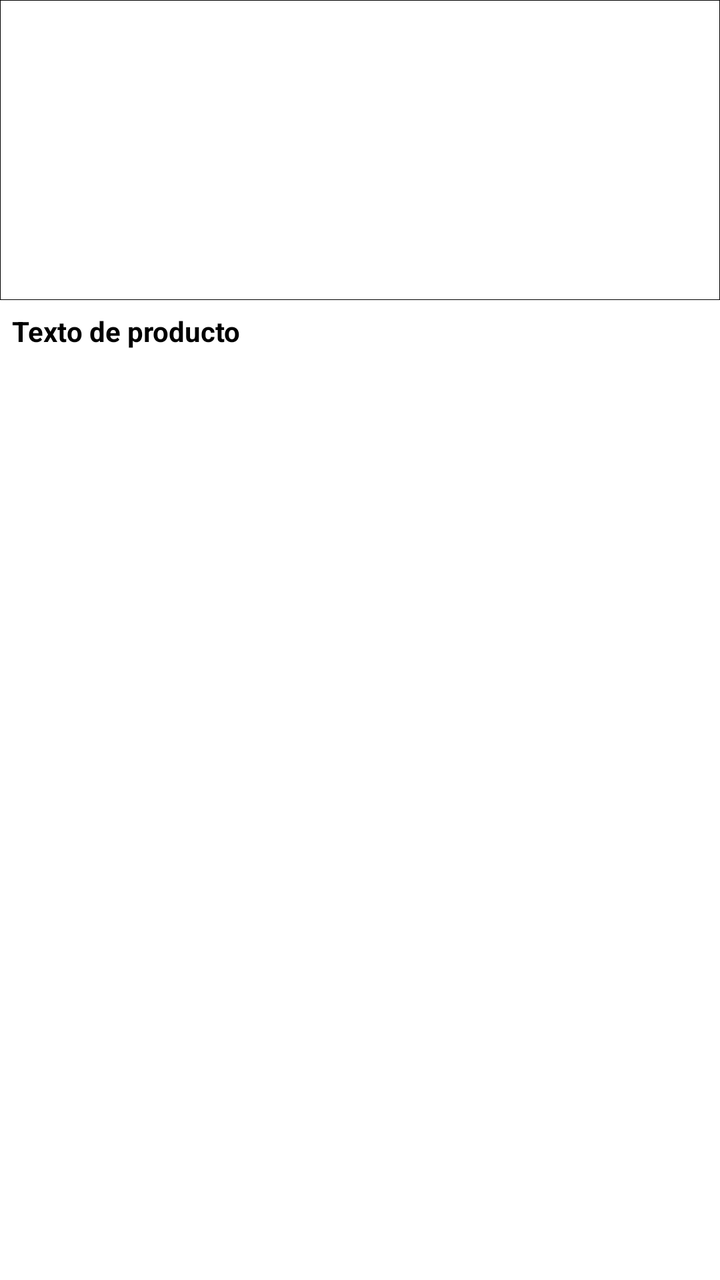
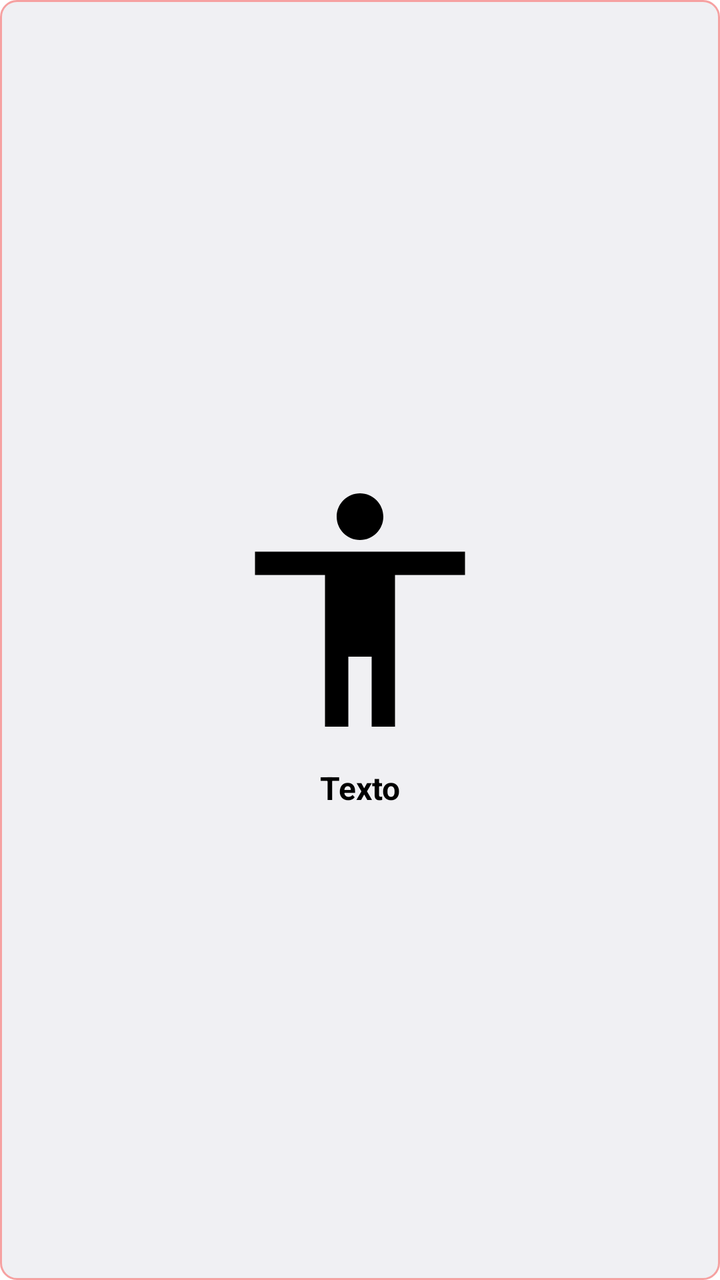

An Android layout rendered at two revisions. The XML below is the earlier revision; the diff shows what the commit changed to produce the second picture.
<!-- AndroidManifest.xml: application theme Theme.NoBarTop -->
<!-- res/layout/activity_market.xml -->
<?xml version="1.0" encoding="utf-8"?>
<LinearLayout xmlns:android="http://schemas.android.com/apk/res/android"
    android:orientation="vertical"
    android:layout_width="match_parent"
    android:layout_height="wrap_content"
    android:background="@android:color/white"
    android:layout_margin="4dp">

    
    <ImageView
        android:id="@+id/imageView"
        android:layout_width="match_parent"
        android:layout_height="150dp"
        android:adjustViewBounds="true"
        android:scaleType="centerCrop"
        android:background="@drawable/fondo_cuadrado"
        android:contentDescription="@string/app_name" />

    
    <TextView
        android:id="@+id/textView"
        android:layout_width="match_parent"
        android:layout_height="wrap_content"
        android:padding="6dp"
        android:text="Texto de producto"
        android:textColor="@color/black"
        android:textSize="14sp"
        android:ellipsize="end"
        android:singleLine="true"
        android:gravity="start"
        android:textStyle="bold"/>
</LinearLayout>
<!-- resources referenced by this layout -->
<resources>
  <color name="black">#FF000000</color>
  <!-- drawable fondo_cuadrado (drawable) -->
  <?xml version="1.0" encoding="utf-8"?>
  <shape xmlns:android="http://schemas.android.com/apk/res/android"
      android:shape="rectangle">
  
      <solid android:color="@color/white" />  
  
      <corners android:radius="0dp" />  
  
      <stroke
          android:width="1px"
          android:color="@color/black" />     
  
  </shape>
  <string name="app_name">Witzi</string>
      &gt;&gt;&gt;&gt;&gt;&gt;&gt; a8bcfdb (uwu)
  <style name="Theme.NoBarTop" parent="Theme.MaterialComponents.DayNight.NoActionBar">
          
          <item name="colorPrimary">@color/purple_500</item>
          <item name="colorPrimaryVariant">@color/purple_700</item>
          <item name="colorOnPrimary">@color/white</item>
          
          <item name="colorSecondary">@color/teal_200</item>
          <item name="colorSecondaryVariant">@color/teal_700</item>
          <item name="colorOnSecondary">@color/black</item>
          
          <item name="android:statusBarColor">@color/white</item>
          
      </style>
  <color name="white">#FFFFFFFF</color>
  <color name="purple_500">#FF6200EE</color>
  <color name="purple_700">#FF3700B3</color>
  <color name="teal_200">#FF03DAC5</color>
  <color name="teal_700">#FF018786</color>
</resources>

<!-- the commit's change to res/layout/activity_market.xml (unified diff, before → after) -->
@@ -1,32 +1,33 @@
 <?xml version="1.0" encoding="utf-8"?>
 <LinearLayout xmlns:android="http://schemas.android.com/apk/res/android"
     android:orientation="vertical"
-    android:layout_width="match_parent"
-    android:layout_height="wrap_content"
-    android:background="@android:color/white"
-    android:layout_margin="4dp">
+    android:layout_width="170dp"
+    android:layout_height="210dp"
+    android:gravity="center"
+    android:padding="10dp"
+    android:layout_margin="10dp"
+    android:background="@drawable/fondo_redondeado2"
+    >
 
-    
+
+
     <ImageView
         android:id="@+id/imageView"
-        android:layout_width="match_parent"
-        android:layout_height="150dp"
-        android:adjustViewBounds="true"
+        android:layout_width="140dp"
+        android:layout_height="140dp"
+
         android:scaleType="centerCrop"
-        android:background="@drawable/fondo_cuadrado"
-        android:contentDescription="@string/app_name" />
-
-    
+        android:src="@drawable/persona1" />
     <TextView
         android:id="@+id/textView"
         android:layout_width="match_parent"
         android:layout_height="wrap_content"
-        android:padding="6dp"
-        android:text="Texto de producto"
+        android:gravity="center"
+        android:paddingTop="8dp"
+        android:text="Texto"
         android:textColor="@color/black"
-        android:textSize="14sp"
-        android:ellipsize="end"
-        android:singleLine="true"
-        android:gravity="start"
+        android:textSize="16sp"
         android:textStyle="bold"/>
+
+
 </LinearLayout>
<!-- resource entries referenced after the edit -->
@@ -1,22 +1,26 @@
 <!-- resources referenced by this layout -->
 <resources>
   <color name="black">#FF000000</color>
-  <!-- drawable fondo_cuadrado (drawable) -->
+  <!-- drawable fondo_redondeado2 (drawable) -->
   <?xml version="1.0" encoding="utf-8"?>
   <shape xmlns:android="http://schemas.android.com/apk/res/android"
       android:shape="rectangle">
   
-      <solid android:color="@color/white" />  
+      <solid android:color="@color/gray" />  
   
-      <corners android:radius="0dp" />  
+      <corners android:radius="8dp" />  
   
       <stroke
-          android:width="1px"
-          android:color="@color/black" />     
+          android:width="1dp"
+          android:color="@color/vibrante_claro" />     
   
   </shape>
-  <string name="app_name">Witzi</string>
-      &gt;&gt;&gt;&gt;&gt;&gt;&gt; a8bcfdb (uwu)
+  <!-- drawable persona1 (drawable) -->
+  <vector xmlns:android="http://schemas.android.com/apk/res/android" android:height="24dp" android:tint="#000000" android:viewportHeight="24" android:viewportWidth="24" android:width="24dp">
+        
+      <path android:fillColor="@android:color/white" android:pathData="M12,2c1.1,0 2,0.9 2,2s-0.9,2 -2,2 -2,-0.9 -2,-2 0.9,-2 2,-2zM21,9h-6v13h-2v-6h-2v6L9,22L9,9L3,9L3,7h18v2z"/>
+      
+  </vector>
   <style name="Theme.NoBarTop" parent="Theme.MaterialComponents.DayNight.NoActionBar">
           
           <item name="colorPrimary">@color/purple_500</item>
@@ -30,6 +34,8 @@
           <item name="android:statusBarColor">@color/white</item>
           
       </style>
+  <color name="gray">#F0F0F3</color>
+  <color name="vibrante_claro">#F6A1A1</color>
   <color name="white">#FFFFFFFF</color>
   <color name="purple_500">#FF6200EE</color>
   <color name="purple_700">#FF3700B3</color>
